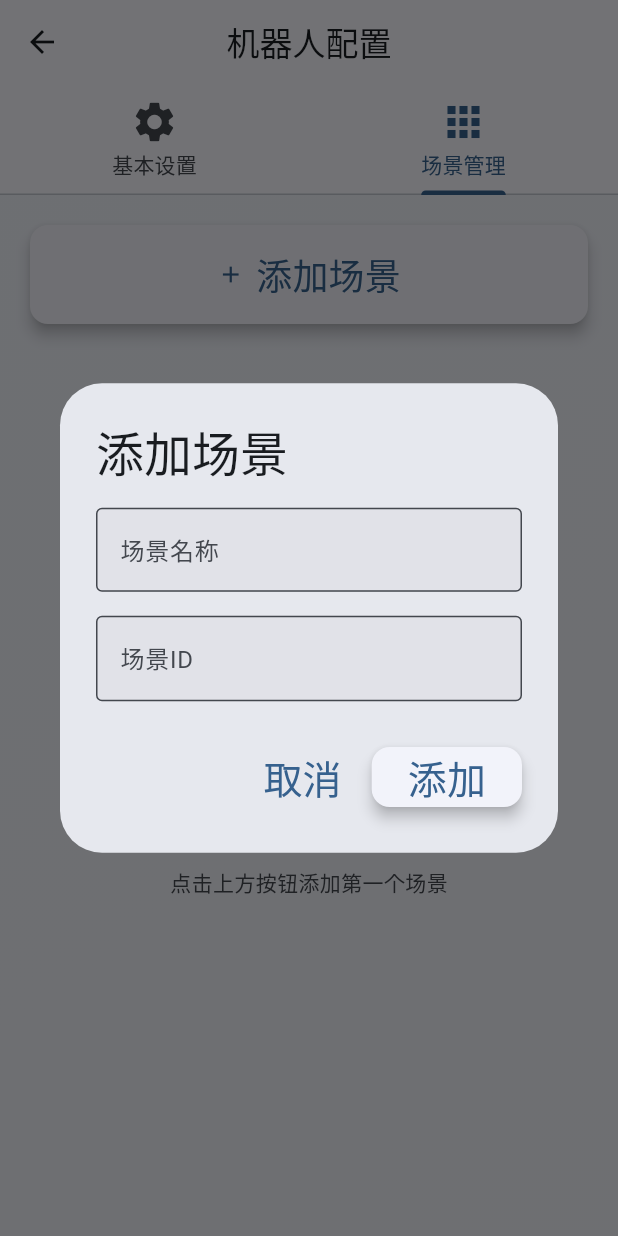
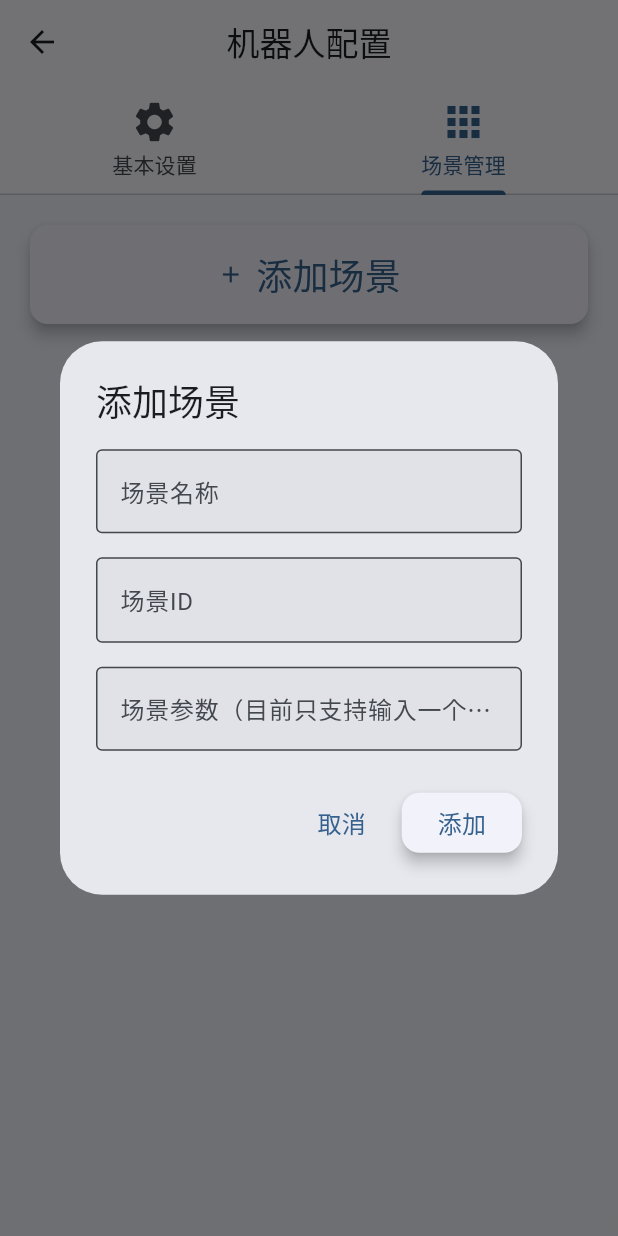
Before and after one commit to lebai-robotics/jsonrpc-demo, a Flutter app: the ConfigScreen screen opened directly, tab 2 chosen, after a tap on "添加场景", on a phone screen of 412 x 824 dp. Run offline on Flutter 3.47's test engine with Material 3 defaults, Android fonts, the phone set to English and light mode, and no system bars; our stand-ins replace flutter_svg, image_picker, shared_preferences; accounts and stored records are empty.

Commit message:
增加场景参数

```diff
--- a/lib/models/scene_button.dart
+++ b/lib/models/scene_button.dart
@@ -5,12 +5,14 @@ class SceneButton {
   final String name;
   final String sceneId;
   final String? imagePath;
+  final String? params;
 
   const SceneButton({
     required this.id,
     required this.name,
     required this.sceneId,
     this.imagePath,
+    this.params,
   });
 
   /// 从JSON创建SceneButton实例
@@ -40,12 +42,14 @@ class SceneButton {
     String? sceneId,
     String? imagePath,
     bool clearImagePath = false,
+    String? params,
   }) {
     return SceneButton(
       id: id ?? this.id,
       name: name ?? this.name,
       sceneId: sceneId ?? this.sceneId,
       imagePath: clearImagePath ? null : (imagePath ?? this.imagePath),
+      params: params ?? this.params,
     );
   }
 
--- a/lib/providers/robot_provider.dart
+++ b/lib/providers/robot_provider.dart
@@ -146,6 +146,7 @@ class RobotProvider extends ChangeNotifier {
     String? newSceneId,
     String? imagePath,
     bool clearImagePath = false,
+    String? params,
   }) async {
     if (_robotConfig == null) return false;
 
@@ -168,6 +169,7 @@ class RobotProvider extends ChangeNotifier {
       sceneId: newSceneId,
       imagePath: imagePath,
       clearImagePath: clearImagePath,
+      params: params,
     );
 
     final updatedConfig = _robotConfig!.updateScene(sceneId, updatedScene);
@@ -199,11 +201,13 @@ class RobotProvider extends ChangeNotifier {
 
     try {
       print('[RobotProvider] 开始执行场景: ${scene.name}');
+      debugPrint('scene.params: ${scene.params}');
 
       await _rpcClient.startTask(
         _robotConfig!.ip,
         _robotConfig!.port,
         scene.sceneId,
+        scene.params,
       );
 
       print('[RobotProvider] 场景执行成功: ${scene.name}');
--- a/lib/screens/config_screen.dart
+++ b/lib/screens/config_screen.dart
@@ -1,5 +1,6 @@
 import 'package:flutter/material.dart';
 import 'package:flutter/services.dart';
+import 'package:flutter_svg/flutter_svg.dart';
 import 'package:provider/provider.dart';
 import 'package:image_picker/image_picker.dart';
 import '../models/robot_config.dart';
@@ -33,6 +34,7 @@ class _ConfigScreenState extends State<ConfigScreen>
   final _sceneFormKey = GlobalKey<FormState>();
   late TextEditingController _sceneNameController;
   late TextEditingController _sceneIdController;
+  late TextEditingController _sceneParamsController;
 
   String? _editingSceneId; // 正在编辑的场景ID
   bool _isLoading = false;
@@ -48,6 +50,7 @@ class _ConfigScreenState extends State<ConfigScreen>
     _portController = TextEditingController();
     _sceneNameController = TextEditingController();
     _sceneIdController = TextEditingController();
+    _sceneParamsController = TextEditingController();
 
     // 如果有初始场景ID，切换到场景配置标签页
     if (widget.initialSceneId != null) {
@@ -66,6 +69,7 @@ class _ConfigScreenState extends State<ConfigScreen>
     _portController.dispose();
     _sceneNameController.dispose();
     _sceneIdController.dispose();
+    _sceneParamsController.dispose();
     super.dispose();
   }
 
@@ -401,18 +405,18 @@ class _ConfigScreenState extends State<ConfigScreen>
       elevation: 2,
       shape: RoundedRectangleBorder(borderRadius: BorderRadius.circular(12)),
       child: ListTile(
-        contentPadding: const EdgeInsets.all(16),
-        leading: Container(
-          padding: const EdgeInsets.all(8),
-          decoration: BoxDecoration(
-            color: Theme.of(context).colorScheme.primaryContainer,
-            borderRadius: BorderRadius.circular(8),
-          ),
-          child: Icon(
-            Icons.smart_toy_outlined,
-            color: Theme.of(context).colorScheme.onPrimaryContainer,
-          ),
-        ),
+        contentPadding: const EdgeInsets.all(8),
+        // leading: Container(
+        //   padding: const EdgeInsets.all(8),
+        //   decoration: BoxDecoration(
+        //     color: Theme.of(context).colorScheme.primaryContainer,
+        //     borderRadius: BorderRadius.circular(8),
+        //   ),
+        //   child: Icon(
+        //     Icons.smart_toy_outlined,
+        //     color: Theme.of(context).colorScheme.onPrimaryContainer,
+        //   ),
+        // ),
         title: Text(
           scene.name,
           style: Theme.of(
@@ -435,6 +439,14 @@ class _ConfigScreenState extends State<ConfigScreen>
               icon: const Icon(Icons.edit),
               tooltip: '编辑',
             ),
+            // IconButton(
+            //   icon: SvgPicture.asset(
+            //     'assets/icons/params.svg',
+            //     width: 24,
+            //     height: 24,
+            //   ),
+            //   onPressed: () => _editParams(context, scene, robotProvider),
+            // ),
             IconButton(
               onPressed: () => _deleteScene(context, scene, robotProvider),
               icon: const Icon(Icons.delete),
@@ -505,6 +517,7 @@ class _ConfigScreenState extends State<ConfigScreen>
   ) async {
     _sceneNameController.clear();
     _sceneIdController.clear();
+    _sceneParamsController.clear();
     _editingSceneId = null;
 
     return showDialog<void>(
@@ -520,6 +533,7 @@ class _ConfigScreenState extends State<ConfigScreen>
 
     _sceneNameController.text = scene.name;
     _sceneIdController.text = scene.sceneId;
+    _sceneParamsController.text = scene.params ?? '';
     _editingSceneId = sceneId;
 
     showDialog<void>(
@@ -535,7 +549,7 @@ class _ConfigScreenState extends State<ConfigScreen>
     return AlertDialog(
       title: Text(
         isEditing ? '编辑场景' : '添加场景',
-        style: const TextStyle(fontSize: 32),
+        style: const TextStyle(fontSize: 24),
       ),
       content: SizedBox(
         width: 400,
@@ -578,6 +592,16 @@ class _ConfigScreenState extends State<ConfigScreen>
                   return null;
                 },
               ),
+              const SizedBox(height: 16),
+              TextFormField(
+                maxLines: 1,
+                controller: _sceneParamsController,
+                decoration: const InputDecoration(
+                  labelText: '场景参数（目前只支持输入一个字符串参数）',
+                  hintText: '请输入场景参数',
+                  border: OutlineInputBorder(),
+                ),
+              ),
             ],
           ),
         ),
@@ -585,13 +609,13 @@ class _ConfigScreenState extends State<ConfigScreen>
       actions: [
         TextButton(
           onPressed: () => Navigator.of(context).pop(),
-          child: const Text('取消', style: TextStyle(fontSize: 26)),
+          child: const Text('取消', style: TextStyle(fontSize: 16)),
         ),
         ElevatedButton(
           onPressed: () => _saveScene(context, robotProvider),
           child: Text(
             isEditing ? '保存' : '添加',
-            style: const TextStyle(fontSize: 26),
+            style: const TextStyle(fontSize: 16),
           ),
         ),
       ],
@@ -608,6 +632,7 @@ class _ConfigScreenState extends State<ConfigScreen>
     try {
       final name = _sceneNameController.text.trim();
       final sceneId = _sceneIdController.text.trim();
+      final params = _sceneParamsController.text.trim();
 
       if (_editingSceneId != null) {
         // 编辑场景
@@ -615,6 +640,7 @@ class _ConfigScreenState extends State<ConfigScreen>
           _editingSceneId!,
           name: name,
           newSceneId: sceneId,
+          params: params,
         );
       } else {
         // 添加场景
--- a/lib/widgets/robot_status.dart
+++ b/lib/widgets/robot_status.dart
@@ -115,7 +115,9 @@ class RobotStatus extends StatelessWidget {
                       shape: BoxShape.circle,
                       boxShadow: [
                         BoxShadow(
-                          color: _getStatusColor(colorScheme).withOpacity(0.5),
+                          color: _getStatusColor(
+                            colorScheme,
+                          ).withValues(alpha: 0.5),
                           blurRadius: 4,
                           spreadRadius: 1,
                         ),
--- a/lib/widgets/scene_card.dart
+++ b/lib/widgets/scene_card.dart
@@ -204,7 +204,7 @@ class SceneCard extends StatelessWidget {
                                 ? Colors.red
                                 : colorScheme.outline,
                             foregroundColor: colorScheme.onPrimary,
-                            padding: const EdgeInsets.symmetric(vertical: 16),
+                            padding: const EdgeInsets.symmetric(vertical: 8),
                             shape: RoundedRectangleBorder(
                               borderRadius: BorderRadius.circular(12),
                             ),
```
Also changed, not shown: lib/services/jsonrpc_client.dart (+18 -7 lines), pubspec.yaml (+3 -30 lines), assets/icons/params.svg (added), pubspec.lock.
